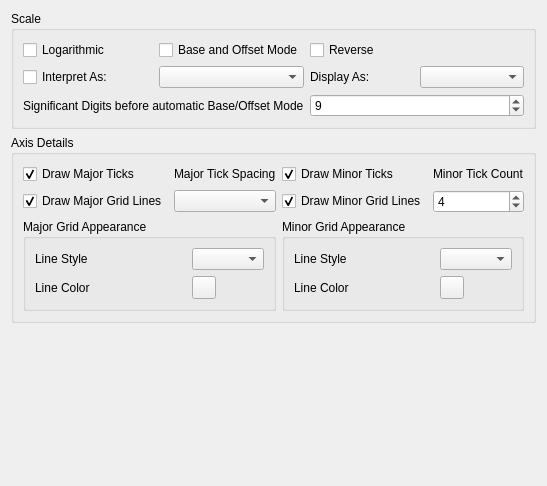
Above: src/libkstapp/axistab.ui from Kst-plot/kst before the change. Below: the same form after it.
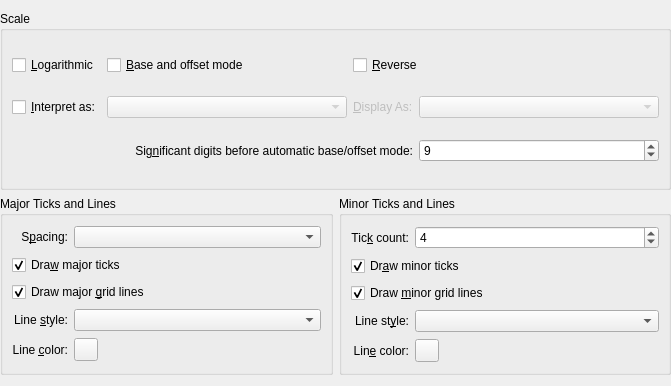
That is the form after the change. Custom widgets are drawn as their Qt base class.

The edit to the form file:
```diff
--- a/src/libkstapp/axistab.ui
+++ b/src/libkstapp/axistab.ui
@@ -5,15 +5,21 @@
    <rect>
     <x>0</x>
     <y>0</y>
-    <width>496</width>
-    <height>486</height>
+    <width>671</width>
+    <height>386</height>
    </rect>
   </property>
   <property name="windowTitle" >
    <string>Form</string>
   </property>
-  <layout class="QGridLayout" >
-   <item row="0" column="0" >
+  <layout class="QGridLayout" name="gridLayout_3" >
+   <property name="leftMargin" >
+    <number>0</number>
+   </property>
+   <property name="rightMargin" >
+    <number>0</number>
+   </property>
+   <item row="0" column="0" colspan="2" >
     <widget class="QGroupBox" name="_scaleGroup" >
      <property name="title" >
       <string>Scale</string>
@@ -22,52 +28,84 @@
       <item row="0" column="0" >
        <widget class="QCheckBox" name="_scaleLog" >
         <property name="text" >
-         <string>Logarithmic</string>
+         <string>&amp;Logarithmic</string>
         </property>
        </widget>
       </item>
       <item row="0" column="1" >
        <widget class="QCheckBox" name="_scaleBaseOffset" >
         <property name="text" >
-         <string>Base and Offset Mode</string>
+         <string>&amp;Base and offset mode</string>
         </property>
        </widget>
       </item>
-      <item row="0" column="2" >
+      <item row="0" column="2" colspan="2" >
        <widget class="QCheckBox" name="_scaleReverse" >
         <property name="text" >
-         <string>Reverse</string>
+         <string>&amp;Reverse</string>
         </property>
        </widget>
       </item>
       <item row="1" column="0" >
        <widget class="QCheckBox" name="_scaleInterpret" >
+        <property name="sizePolicy" >
+         <sizepolicy vsizetype="Fixed" hsizetype="Fixed" >
+          <horstretch>0</horstretch>
+          <verstretch>0</verstretch>
+         </sizepolicy>
+        </property>
         <property name="text" >
-         <string>Interpret As:</string>
+         <string>&amp;Interpret as:</string>
         </property>
        </widget>
       </item>
       <item row="1" column="1" >
-       <widget class="QComboBox" name="_scaleInterpretType" />
+       <widget class="QComboBox" name="_scaleInterpretType" >
+        <property name="enabled" >
+         <bool>false</bool>
+        </property>
+       </widget>
       </item>
       <item row="1" column="2" >
        <widget class="QLabel" name="_Label_6" >
+        <property name="enabled" >
+         <bool>false</bool>
+        </property>
+        <property name="sizePolicy" >
+         <sizepolicy vsizetype="Preferred" hsizetype="Fixed" >
+          <horstretch>0</horstretch>
+          <verstretch>0</verstretch>
+         </sizepolicy>
+        </property>
         <property name="text" >
-         <string>Display As:</string>
+         <string>&amp;Display As:</string>
+        </property>
+        <property name="buddy" >
+         <cstring>_scaleDisplayType</cstring>
         </property>
        </widget>
       </item>
       <item row="1" column="3" >
-       <widget class="QComboBox" name="_scaleDisplayType" />
+       <widget class="QComboBox" name="_scaleDisplayType" >
+        <property name="enabled" >
+         <bool>false</bool>
+        </property>
+       </widget>
       </item>
-      <item row="2" column="0" colspan="2" >
+      <item row="2" column="0" colspan="3" >
        <widget class="QLabel" name="label_2" >
         <property name="text" >
-         <string>Significant Digits before automatic Base/Offset Mode</string>
+         <string>Sig&amp;nificant digits before automatic base/offset mode:</string>
+        </property>
+        <property name="alignment" >
+         <set>Qt::AlignRight|Qt::AlignTrailing|Qt::AlignVCenter</set>
+        </property>
+        <property name="buddy" >
+         <cstring>_significantDigits</cstring>
         </property>
        </widget>
       </item>
-      <item row="2" column="2" colspan="2" >
+      <item row="2" column="3" >
        <widget class="QSpinBox" name="_significantDigits" >
         <property name="minimum" >
          <number>2</number>
@@ -84,69 +122,193 @@
     </widget>
    </item>
    <item row="1" column="0" >
-    <widget class="QGroupBox" name="_axisDetailsGroup" >
+    <widget class="QGroupBox" name="_axisMajorGridGroup" >
      <property name="title" >
-      <string>Axis Details</string>
+      <string>Major Ticks and Lines</string>
      </property>
-     <layout class="QGridLayout" >
-      <item row="0" column="0" >
+     <layout class="QGridLayout" name="gridLayout" >
+      <item row="2" column="0" colspan="2" >
        <widget class="QCheckBox" name="_drawAxisMajorTicks" >
         <property name="text" >
-         <string>Draw Major Ticks</string>
+         <string>Dra&amp;w major ticks</string>
         </property>
         <property name="checked" >
          <bool>true</bool>
         </property>
        </widget>
       </item>
-      <item row="0" column="1" >
+      <item row="3" column="0" colspan="2" >
+       <widget class="QCheckBox" name="_drawAxisMajorGridLines" >
+        <property name="text" >
+         <string>Draw major &amp;grid lines</string>
+        </property>
+        <property name="checked" >
+         <bool>true</bool>
+        </property>
+       </widget>
+      </item>
+      <item row="5" column="0" >
+       <widget class="QLabel" name="_Label_3" >
+        <property name="sizePolicy" >
+         <sizepolicy vsizetype="Preferred" hsizetype="Preferred" >
+          <horstretch>0</horstretch>
+          <verstretch>0</verstretch>
+         </sizepolicy>
+        </property>
+        <property name="text" >
+         <string>Line &amp;style:</string>
+        </property>
+        <property name="alignment" >
+         <set>Qt::AlignRight|Qt::AlignTrailing|Qt::AlignVCenter</set>
+        </property>
+        <property name="buddy" >
+         <cstring>_axisMajorLineStyle</cstring>
+        </property>
+       </widget>
+      </item>
+      <item row="5" column="1" >
+       <widget class="QComboBox" name="_axisMajorLineStyle" >
+        <property name="sizePolicy" >
+         <sizepolicy vsizetype="Fixed" hsizetype="MinimumExpanding" >
+          <horstretch>0</horstretch>
+          <verstretch>0</verstretch>
+         </sizepolicy>
+        </property>
+       </widget>
+      </item>
+      <item row="6" column="0" >
+       <widget class="QLabel" name="label_10" >
+        <property name="sizePolicy" >
+         <sizepolicy vsizetype="Preferred" hsizetype="Preferred" >
+          <horstretch>0</horstretch>
+          <verstretch>0</verstretch>
+         </sizepolicy>
+        </property>
+        <property name="text" >
+         <string>Line &amp;color:</string>
+        </property>
+        <property name="alignment" >
+         <set>Qt::AlignRight|Qt::AlignTrailing|Qt::AlignVCenter</set>
+        </property>
+        <property name="buddy" >
+         <cstring>_axisMajorLineColor</cstring>
+        </property>
+       </widget>
+      </item>
+      <item row="6" column="1" >
+       <widget class="Kst::ColorButton" name="_axisMajorLineColor" />
+      </item>
+      <item row="0" column="0" >
        <widget class="QLabel" name="label" >
+        <property name="sizePolicy" >
+         <sizepolicy vsizetype="Preferred" hsizetype="Preferred" >
+          <horstretch>0</horstretch>
+          <verstretch>0</verstretch>
+         </sizepolicy>
+        </property>
         <property name="text" >
-         <string>Major Tick Spacing</string>
+         <string>S&amp;pacing:</string>
         </property>
+        <property name="alignment" >
+         <set>Qt::AlignRight|Qt::AlignTrailing|Qt::AlignVCenter</set>
+        </property>
+        <property name="buddy" >
+         <cstring>_axisMajorTickSpacing</cstring>
+        </property>
        </widget>
       </item>
-      <item row="0" column="2" >
+      <item row="0" column="1" >
+       <widget class="QComboBox" name="_axisMajorTickSpacing" >
+        <property name="sizePolicy" >
+         <sizepolicy vsizetype="Fixed" hsizetype="MinimumExpanding" >
+          <horstretch>0</horstretch>
+          <verstretch>0</verstretch>
+         </sizepolicy>
+        </property>
+       </widget>
+      </item>
+     </layout>
+    </widget>
+   </item>
+   <item row="1" column="1" >
+    <widget class="QGroupBox" name="_axisMinorGridGroup" >
+     <property name="title" >
+      <string>Minor Ticks and Lines</string>
+     </property>
+     <layout class="QGridLayout" name="gridLayout_2" >
+      <item row="2" column="0" colspan="2" >
        <widget class="QCheckBox" name="_drawAxisMinorTicks" >
         <property name="text" >
-         <string>Draw Minor Ticks</string>
+         <string>Dr&amp;aw minor ticks</string>
         </property>
         <property name="checked" >
          <bool>true</bool>
         </property>
        </widget>
       </item>
-      <item row="0" column="3" >
-       <widget class="QLabel" name="label_3" >
-        <property name="text" >
-         <string>Minor Tick Count</string>
-        </property>
-       </widget>
-      </item>
-      <item row="1" column="0" >
-       <widget class="QCheckBox" name="_drawAxisMajorGridLines" >
-        <property name="text" >
-         <string>Draw Major Grid Lines</string>
-        </property>
-        <property name="checked" >
-         <bool>true</bool>
-        </property>
-       </widget>
-      </item>
-      <item row="1" column="1" >
-       <widget class="QComboBox" name="_axisMajorTickSpacing" />
-      </item>
-      <item row="1" column="2" >
+      <item row="3" column="0" colspan="2" >
        <widget class="QCheckBox" name="_drawAxisMinorGridLines" >
         <property name="text" >
-         <string>Draw Minor Grid Lines</string>
+         <string>Draw &amp;minor grid lines</string>
         </property>
         <property name="checked" >
          <bool>true</bool>
         </property>
        </widget>
       </item>
-      <item row="1" column="3" >
+      <item row="5" column="0" >
+       <widget class="QLabel" name="_axisMinorLineStyleLabel" >
+        <property name="text" >
+         <string>Line st&amp;yle:</string>
+        </property>
+        <property name="alignment" >
+         <set>Qt::AlignRight|Qt::AlignTrailing|Qt::AlignVCenter</set>
+        </property>
+        <property name="buddy" >
+         <cstring>_axisMinorLineStyle</cstring>
+        </property>
+       </widget>
+      </item>
+      <item row="5" column="1" >
+       <widget class="QComboBox" name="_axisMinorLineStyle" >
+        <property name="sizePolicy" >
+         <sizepolicy vsizetype="Fixed" hsizetype="MinimumExpanding" >
+          <horstretch>0</horstretch>
+          <verstretch>0</verstretch>
+         </sizepolicy>
+        </property>
+       </widget>
+      </item>
+      <item row="6" column="0" >
+       <widget class="QLabel" name="label_12" >
+        <property name="text" >
+         <string>Lin&amp;e color:</string>
+        </property>
+        <property name="alignment" >
+         <set>Qt::AlignRight|Qt::AlignTrailing|Qt::AlignVCenter</set>
+        </property>
+        <property name="buddy" >
+         <cstring>_axisMinorLineColor</cstring>
+        </property>
+       </widget>
+      </item>
+      <item row="6" column="1" >
+       <widget class="Kst::ColorButton" name="_axisMinorLineColor" />
+      </item>
+      <item row="1" column="0" >
+       <widget class="QLabel" name="label_3" >
+        <property name="text" >
+         <string>Tic&amp;k count:</string>
+        </property>
+        <property name="alignment" >
+         <set>Qt::AlignRight|Qt::AlignTrailing|Qt::AlignVCenter</set>
+        </property>
+        <property name="buddy" >
+         <cstring>_axisMinorTickCount</cstring>
+        </property>
+       </widget>
+      </item>
+      <item row="1" column="1" >
        <widget class="QSpinBox" name="_axisMinorTickCount" >
         <property name="minimum" >
          <number>1</number>
@@ -159,80 +321,9 @@
         </property>
        </widget>
       </item>
-      <item row="2" column="0" colspan="2" >
-       <widget class="QGroupBox" name="_axisMajorGridGroup" >
-        <property name="title" >
-         <string>Major Grid Appearance</string>
-        </property>
-        <layout class="QGridLayout" >
-         <item row="0" column="0" >
-          <widget class="QLabel" name="_Label_3" >
-           <property name="text" >
-            <string>Line Style</string>
-           </property>
-          </widget>
-         </item>
-         <item row="0" column="1" >
-          <widget class="QComboBox" name="_axisMajorLineStyle" />
-         </item>
-         <item row="1" column="0" >
-          <widget class="QLabel" name="label_10" >
-           <property name="text" >
-            <string>Line Color</string>
-           </property>
-          </widget>
-         </item>
-         <item row="1" column="1" >
-          <widget class="Kst::ColorButton" name="_axisMajorLineColor" />
-         </item>
-        </layout>
-       </widget>
-      </item>
-      <item row="2" column="2" colspan="2" >
-       <widget class="QGroupBox" name="_axisMinorGridGroup" >
-        <property name="title" >
-         <string>Minor Grid Appearance</string>
-        </property>
-        <layout class="QGridLayout" >
-         <item row="0" column="0" >
-          <widget class="QLabel" name="_axisMinorLineStyleLabel" >
-           <property name="text" >
-            <string>Line Style</string>
-           </property>
-          </widget>
-         </item>
-         <item row="0" column="1" >
-          <widget class="QComboBox" name="_axisMinorLineStyle" />
-         </item>
-         <item row="1" column="0" >
-          <widget class="QLabel" name="label_12" >
-           <property name="text" >
-            <string>Line Color</string>
-           </property>
-          </widget>
-         </item>
-         <item row="1" column="1" >
-          <widget class="Kst::ColorButton" name="_axisMinorLineColor" />
-         </item>
-        </layout>
-       </widget>
-      </item>
      </layout>
     </widget>
    </item>
-   <item row="2" column="0" >
-    <spacer>
-     <property name="orientation" >
-      <enum>Qt::Vertical</enum>
-     </property>
-     <property name="sizeHint" >
-      <size>
-       <width>20</width>
-       <height>41</height>
-      </size>
-     </property>
-    </spacer>
-   </item>
   </layout>
  </widget>
  <customwidgets>
```
Left out of the diff: 179 changed lines with no effect on the pictures.
